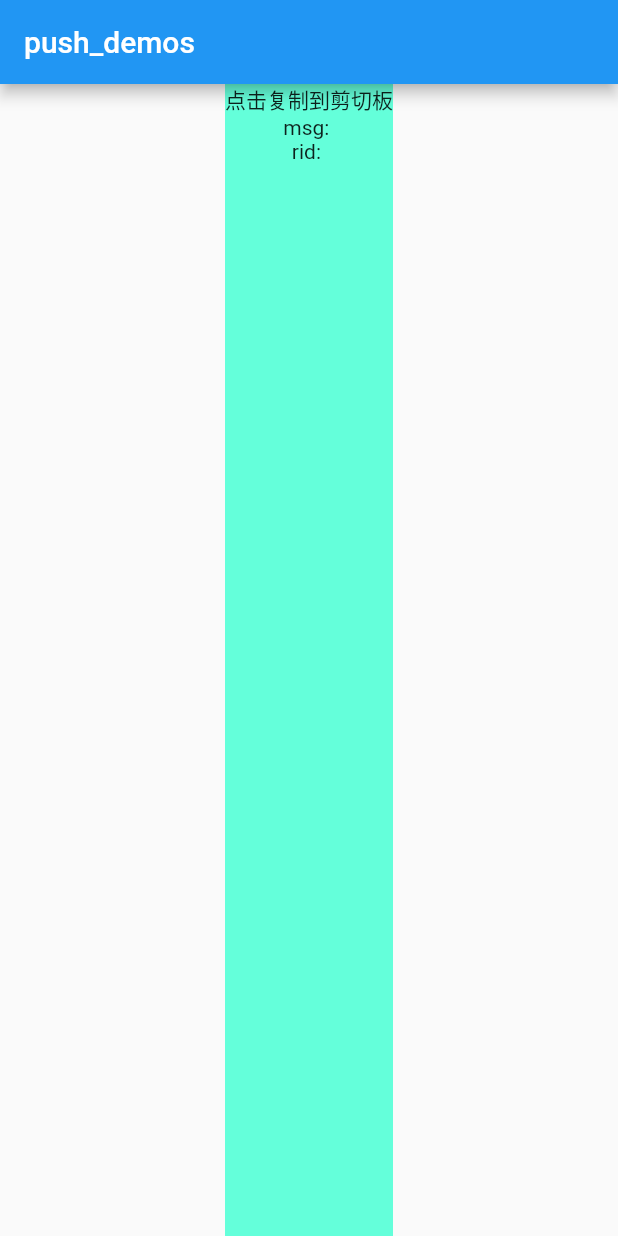
After one commit to xiaobug0929/flutter_mob_push_demo, a Flutter app: the screen it shows after launch, on a phone screen of 412 x 824 dp. The commit adds this screen. Run offline on Flutter 3.47's test engine with Material 2 defaults, Android fonts, the light colour scheme and no system bars.

Commit message:
完善android端,推送消息解析的问题

```diff
--- a/lib/page_message.dart
+++ b/lib/page_message.dart
@@ -11,6 +11,7 @@ class MessagePage extends StatelessWidget {
 
   @override
   Widget build(BuildContext context) {
+    print('MessagePage build');
     return Scaffold(
       appBar: AppBar(
         title: Text('消息页面'),
--- /dev/null
+++ b/lib/page_push.dart
@@ -0,0 +1,137 @@
+import 'dart:convert' as convert;
+import 'dart:io';
+
+import 'package:flutter/material.dart';
+import 'package:flutter/services.dart';
+import 'package:mobpush_plugin/mobpush_plugin.dart';
+
+import 'page_message.dart';
+
+/// 创建日期: 2021/8/19
+/// 作者: lijianbin
+/// 描述:
+
+class PushPage extends StatefulWidget {
+  @override
+  _PushPageState createState() => _PushPageState();
+}
+
+class _PushPageState extends State<PushPage> {
+  String msg = '';
+  String rid = '';
+
+  @override
+  void initState() {
+    super.initState();
+    print('initState');
+    initMobPush();
+  }
+
+  @override
+  Widget build(BuildContext context) {
+    print('build');
+    return Scaffold(
+      appBar: AppBar(
+        title: Text('push_demos'),
+      ),
+      body: Center(
+        child: GestureDetector(
+          onTap: () {
+            Clipboard.setData(ClipboardData(text: rid));
+            Scaffold.of(context)
+                .showSnackBar(SnackBar(content: Text('注册id已复制到剪切板')));
+          },
+          child: Container(
+            color: Colors.tealAccent,
+            child: Column(
+              children: [
+                Text('点击复制到剪切板'),
+                Text('msg: $msg'),
+                Text('rid: $rid'),
+              ],
+            ),
+          ),
+        ),
+      ),
+    );
+  }
+
+  ///初始化Mob推送配置
+  initMobPush() async {
+    ///设置隐私协议授权状态
+    MobpushPlugin.updatePrivacyPermissionStatus(true);
+
+    if (Platform.isIOS) {
+      //设置远程推送环境，向用户授权（仅 iOS）
+      MobpushPlugin.setCustomNotification();
+      //设置远程推送环境 (仅 iOS)
+      MobpushPlugin.setAPNsForProduction(false);
+      //设置应用在前台有 Badge、Sound、Alert 三种类型,默认3个选项都有,iOS 10以上设置生效.(仅 iOS)
+      MobpushPlugin.setAPNsShowForegroundType(7);
+    }
+
+    ///设置推送消息点击监听
+    setOnMessageClickCallback((data) {
+      print('setOnMessageClickCallback: $data');
+      setState(() {
+        msg = data.toString();
+      });
+      //跳转页面
+      Navigator.of(context).push(MaterialPageRoute(builder: (_) {
+        return MessagePage(
+          msg: msg,
+        );
+      }));
+    });
+
+    ///获取注册Id
+    Map<String, dynamic> ridMap = await MobpushPlugin.getRegistrationId();
+    String regId = ridMap['res'].toString();
+    print('获取注册id2:registrationId: ' + regId);
+    if (regId.isNotEmpty) {
+      setState(() {
+        rid = regId.toString();
+      });
+    }
+    //todo 获取到注册id后,需要通过接口把值传给后端绑定用户名
+  }
+
+  ///推送通道,仅android用
+  static const channel = const MethodChannel("ljb_mob_push");
+
+  ///设置点击状态栏消息后的回调
+  void setOnMessageClickCallback(Function(Map data) fun) async {
+    ///ios解析推送消息
+    if (Platform.isIOS) {
+      //添加推送回调监听（接收自定义透传消息回调、接收通知消息回调、接收点击通知消息回调、接收别名或标签操作回调）
+      WidgetsBinding.instance.addPostFrameCallback((timeStamp) {
+        MobpushPlugin.addPushReceiver((event) {
+          Map data = convert.jsonDecode(event.toString());
+          if (data['result']['extrasMap']['schemeData'] != null) {
+            Map schemeData =
+                convert.jsonDecode(data['result']['extrasMap']['schemeData']);
+            int action = data['action'];
+            //判断当点击消息时,才调用
+            if (action == 2) {
+              fun(schemeData);
+            }
+          }
+        }, (error) {
+          print('error: $error');
+        });
+      });
+
+      ///android解析推送消息
+    } else if (Platform.isAndroid) {
+      channel.setMethodCallHandler((call) async {
+        if (call.method == 'mobPushMessageCallback') {
+          Map schemeData = call.arguments;
+          fun(schemeData);
+        }
+      });
+
+      //检测是否有最新的推送消息,应用在离线状态拉起的情况下,手动回去一下缓存消息
+      await channel.invokeMethod('getLastPushMessage');
+    }
+  }
+}
--- a/pubspec.yaml
+++ b/pubspec.yaml
@@ -1,4 +1,4 @@
-name: push_demos
+name: flutter_mob_push_demo
 description: mob推送测试
 
 # The following line prevents the package from being accidentally published to
@@ -15,7 +15,7 @@ publish_to: 'none' # Remove this line if you wish to publish to pub.dev
 # In iOS, build-name is used as CFBundleShortVersionString while build-number used as CFBundleVersion.
 # Read more about iOS versioning at
 # https://developer.apple.com/library/archive/documentation/General/Reference/InfoPlistKeyReference/Articles/CoreFoundationKeys.html
-version: 1.0.0+1
+version: 1.0.5+5
 
 environment:
   sdk: ">=2.7.0 <3.0.0"
```
Also changed, not shown: lib/main.dart (+7 -128 lines), lib/page_route.dart (added, +70 -0 lines), mobpush_plugin/example/pubspec.lock, 4 other files.
